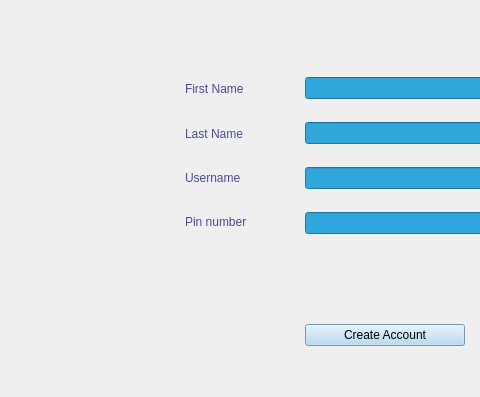
rawsashimi1604/1009_BankingSystem, file view/register.ui: the form before one commit; both pictures show x 95 to 575 and y 110 to 507 of the 954 by 507 pixel window.
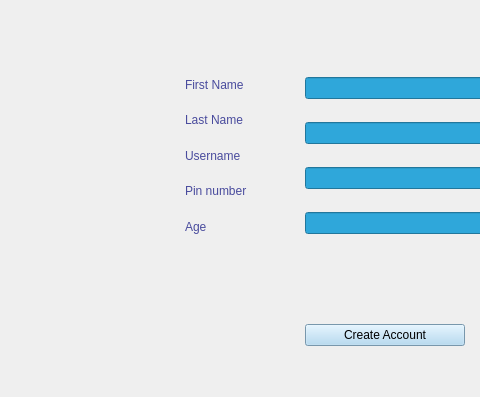
The form after the commit.

Commit message: added age input ui for register screen

Diff of the .ui file:
```diff
--- a/view/register.ui
+++ b/view/register.ui
@@ -177,6 +177,17 @@
         </property>
        </widget>
       </item>
+      <item>
+       <widget class="QLabel" name="label_2">
+        <property name="styleSheet">
+         <string notr="true">color: rgb(73, 75, 157);
+font: 700 12pt &quot;Segoe UI&quot;;</string>
+        </property>
+        <property name="text">
+         <string>Age</string>
+        </property>
+       </widget>
+      </item>
      </layout>
     </widget>
    </widget>
```
